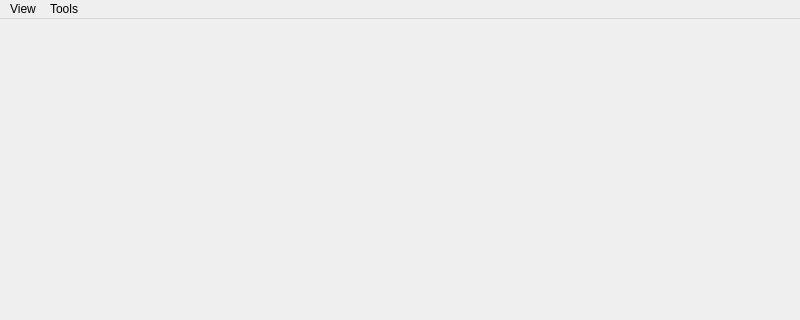
The window that mainwindow.ui (rjaremczak/mo65x) describes before a commit, drawn with Qt 5; both pictures show x 0 to 800 and y 0 to 320 of the 800 by 600 pixel window.
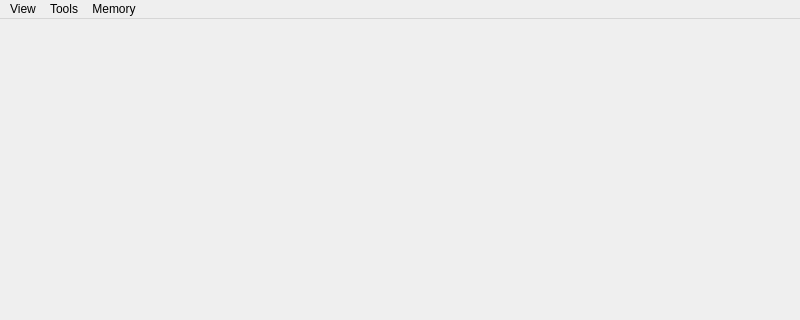
The same window after the commit.

Commit message: adding actions to menu

The edit to the form file:
```diff
--- a/mainwindow.ui
+++ b/mainwindow.ui
@@ -33,8 +33,17 @@
      <string>Tools</string>
     </property>
    </widget>
+   <widget class="QMenu" name="menuMemory">
+    <property name="title">
+     <string>Memory</string>
+    </property>
+    <addaction name="actionMemoryLoadFromFile"/>
+    <addaction name="actionMemorySaveTo"/>
+    <addaction name="actionMemoryFill"/>
+   </widget>
    <addaction name="menu_View"/>
    <addaction name="menu_Tools"/>
+   <addaction name="menuMemory"/>
   </widget>
   <widget class="QStatusBar" name="statusbar"/>
   <action name="actionShow_Memory">
```
Left out of the diff: 15 changed lines with no effect on the pictures. The commit also changes 1 other file.
